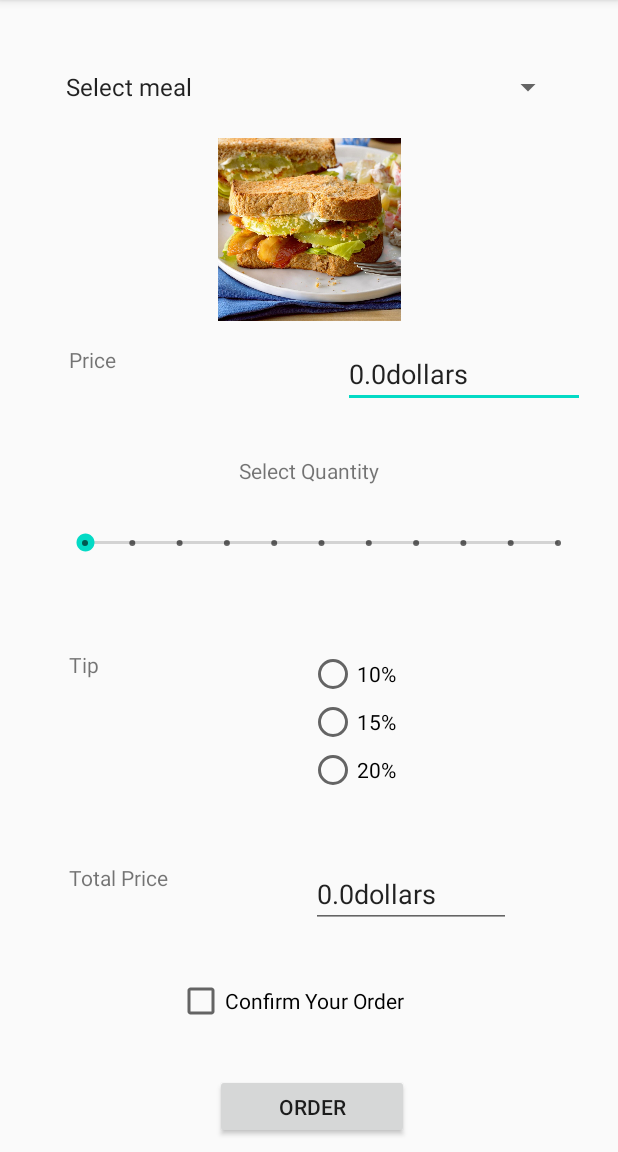
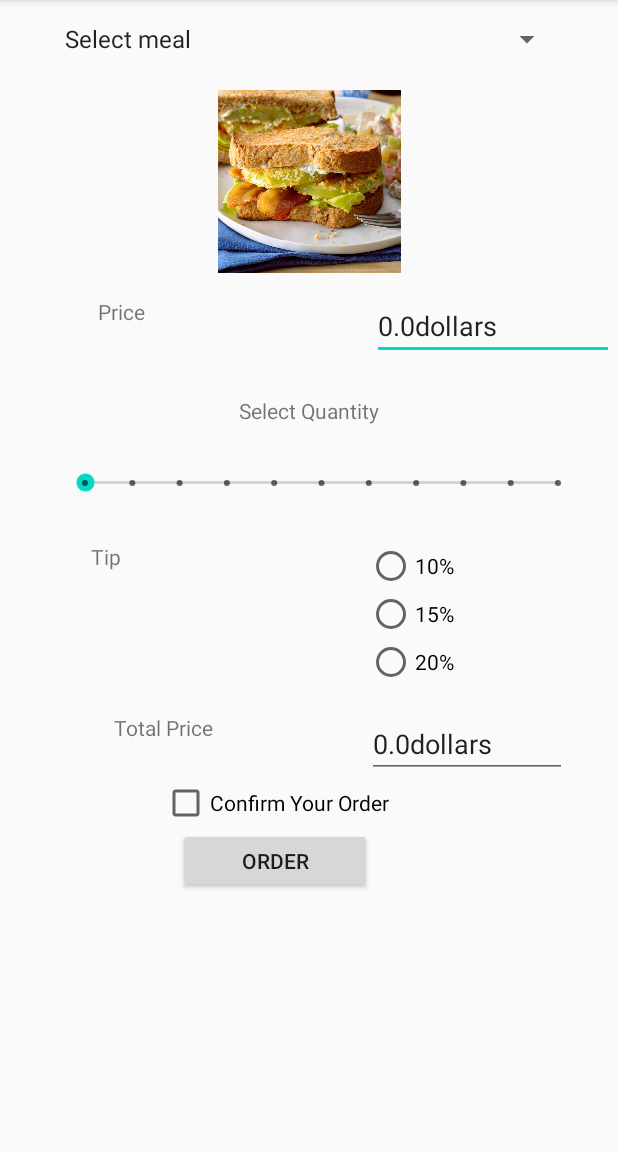
Before and after one commit to Lovepreet164/Assignment3, an Android app: the screen it shows after launch (MainActivity), after a tap on "ORDER", on a phone screen of 412 x 824 dp, the part 84-1236 px from its top. Run offline under Robolectric (Android 15) with nearby library versions, the phone set to English and light mode, and no system bars.

Commit message:
Fourth commit

```diff
--- a/app/src/main/java/com/example/assignment3/MainActivity.java
+++ b/app/src/main/java/com/example/assignment3/MainActivity.java
@@ -77,7 +77,7 @@ public class MainActivity extends AppCompatActivity {
         btn.setOnClickListener(new View.OnClickListener() {
             @Override
             public void onClick(View v) {
-                Log.i("Info","Lovepreet ere");
+                Log.i("Info","You have Ordered");
 
             }
         });
--- a/app/src/main/res/layout/activity_main.xml
+++ b/app/src/main/res/layout/activity_main.xml
@@ -22,9 +22,9 @@
         android:id="@+id/spinner"
         android:layout_width="340dp"
         android:layout_height="52dp"
-        android:layout_marginTop="32dp"
         android:entries="@array/meals"
         app:layout_constraintEnd_toEndOf="parent"
+        app:layout_constraintHorizontal_bias="0.492"
         app:layout_constraintStart_toStartOf="parent"
         app:layout_constraintTop_toTopOf="parent" />
 
@@ -54,7 +54,7 @@
         android:layout_width="wrap_content"
         android:layout_height="wrap_content"
         android:orientation="vertical"
-        app:layout_constraintGuide_percent="0.5" />
+        app:layout_constraintGuide_begin="245dp" />
 
     <SeekBar
         android:id="@+id/seekBar"
@@ -74,10 +74,10 @@
         android:id="@+id/textView2"
         android:layout_width="118dp"
         android:layout_height="39dp"
-        android:layout_marginTop="48dp"
+        android:layout_marginTop="16dp"
         android:text="Tip"
         app:layout_constraintEnd_toStartOf="@+id/guideline"
-        app:layout_constraintHorizontal_bias="0.52"
+        app:layout_constraintHorizontal_bias="0.48"
         app:layout_constraintStart_toStartOf="parent"
         app:layout_constraintTop_toBottomOf="@+id/seekBar" />
 
@@ -85,13 +85,12 @@
         android:id="@+id/editText3"
         android:layout_width="133dp"
         android:layout_height="43dp"
-        android:layout_marginTop="28dp"
         android:editable="false"
         android:ems="10"
         android:inputType="textPersonName"
         android:text="0.0"
         app:layout_constraintEnd_toEndOf="parent"
-        app:layout_constraintHorizontal_bias="0.02"
+        app:layout_constraintHorizontal_bias="0.0"
         app:layout_constraintStart_toStartOf="@+id/guideline"
         app:layout_constraintTop_toBottomOf="@+id/radioGroup6" />
 
@@ -99,10 +98,9 @@
         android:id="@+id/checkBox"
         android:layout_width="174dp"
         android:layout_height="33dp"
-        android:layout_marginTop="32dp"
         android:text="Confirm Your Order"
         app:layout_constraintEnd_toEndOf="parent"
-        app:layout_constraintHorizontal_bias="0.496"
+        app:layout_constraintHorizontal_bias="0.455"
         app:layout_constraintStart_toStartOf="parent"
         app:layout_constraintTop_toBottomOf="@+id/editText3" />
 
@@ -110,10 +108,9 @@
         android:id="@+id/buttonOrder"
         android:layout_width="129dp"
         android:layout_height="43dp"
-        android:layout_marginTop="32dp"
         android:text="ORDER"
-        app:layout_constraintEnd_toEndOf="parent"
-        app:layout_constraintHorizontal_bias="0.507"
+        app:layout_constraintEnd_toEndOf="@+id/spinner"
+        app:layout_constraintHorizontal_bias="0.483"
         app:layout_constraintStart_toStartOf="parent"
         app:layout_constraintTop_toBottomOf="@+id/checkBox" />
 
@@ -151,7 +148,7 @@
         android:layout_height="32dp"
         android:text="Total Price"
         app:layout_constraintEnd_toStartOf="@+id/guideline"
-        app:layout_constraintHorizontal_bias="0.401"
+        app:layout_constraintHorizontal_bias="0.496"
         app:layout_constraintStart_toStartOf="parent"
         app:layout_constraintTop_toTopOf="@+id/editText3" />
 
@@ -159,10 +156,11 @@
         android:id="@+id/textView4"
         android:layout_width="wrap_content"
         android:layout_height="wrap_content"
-        android:layout_marginTop="32dp"
+        android:layout_marginTop="24dp"
         android:text="Select Quantity"
         app:layout_constraintEnd_toEndOf="parent"
         app:layout_constraintStart_toStartOf="parent"
         app:layout_constraintTop_toBottomOf="@+id/editText" />
 
+
 </androidx.constraintlayout.widget.ConstraintLayout>
```
